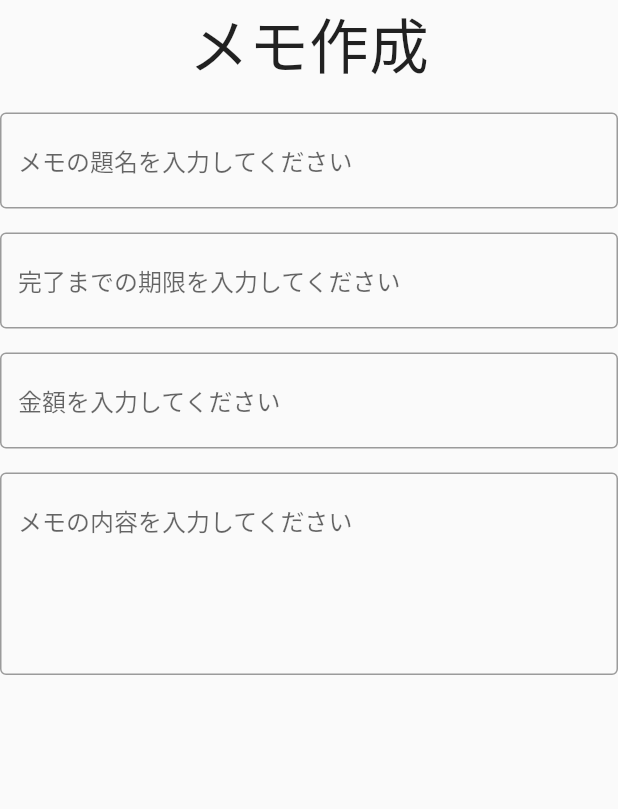
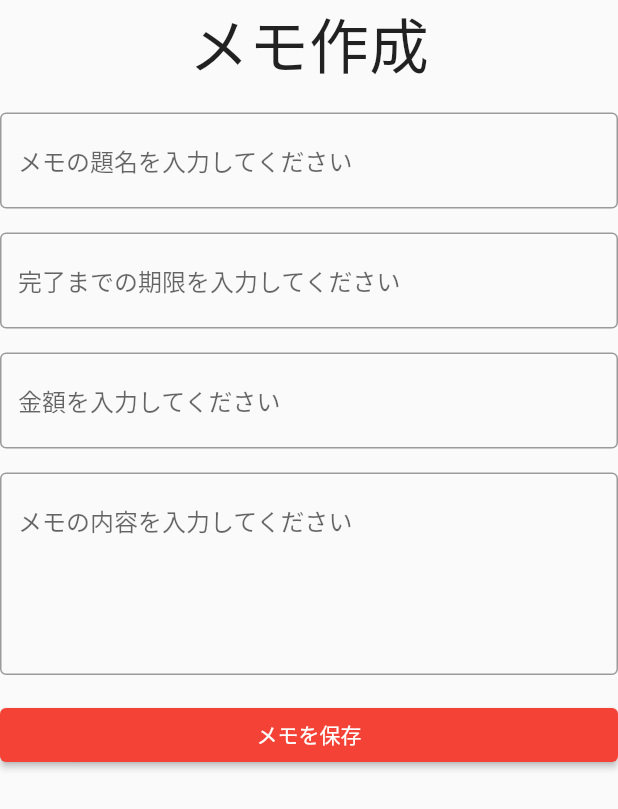
Before and after one commit to T-REXBIBIO/Mr.Do, a Flutter app: the screen it shows after launch, after a tap on the "add" icon, on a phone screen of 412 x 824 dp. Shown: the top 809 px of the screen. Run offline on Flutter 3.47's test engine with Material 2 defaults, Android fonts, the phone set to English and light mode, and no system bars; our stand-ins replace cloud_firestore, firebase_core; accounts and stored records are empty.

Commit message:
画面遷移更新

```diff
--- a/lib/create.dart
+++ b/lib/create.dart
@@ -1,5 +1,5 @@
 import 'package:flutter/material.dart';
-import 'package:todo/change.dart';
+import 'package:todo/main.dart';
 
 class createPage extends StatefulWidget {
   @override
@@ -72,6 +72,21 @@ class _createPageState extends State<createPage> {
               ""
               )
             ),
+            Container(
+            child: ElevatedButton(
+              onPressed: (){
+                Navigator.push(
+                    context,
+                    MaterialPageRoute(
+                    builder: (context) => TodoListPage(),
+    ),
+    );
+              },
+            child: Text(
+              "メモを保存"
+              ),
+    )
+            ),
         ],
               ),
             );
--- a/lib/main.dart
+++ b/lib/main.dart
@@ -21,20 +21,20 @@ class MyApp extends StatelessWidget {
         primarySwatch: Colors.red,
       ),
       // リスト一覧画面を表示
-      home: _TodoListPageState(),
+      home: TodoListPage(),
     );
   }
 }
 
 // リスト一覧画面用Widget
-class _TodoListPageState extends StatefulWidget {
+class TodoListPage extends StatefulWidget {
 
-  _TodoListPageState({ Key? key}) : super(key: key);
+  TodoListPage({ Key? key}) : super(key: key);
 
-  State<_TodoListPageState> createState() => TodoListPage();
+  State<TodoListPage> createState() => _TodoListPageState();
 }
 
-class TodoListPage extends State<_TodoListPageState> {
+class _TodoListPageState extends State<TodoListPage> {
 
   @override
   Widget build(BuildContext context) {
@@ -50,7 +50,8 @@ class TodoListPage extends State<_TodoListPageState> {
                 Container(
                   height: 50,
                   color: Colors.blue[600],
-                  child: Text('テスト'),
+                  child: Text('テスト', textAlign: TextAlign.center,
+                    style: TextStyle(fontSize: 35),),
                 ),
               ],
             ),
```
